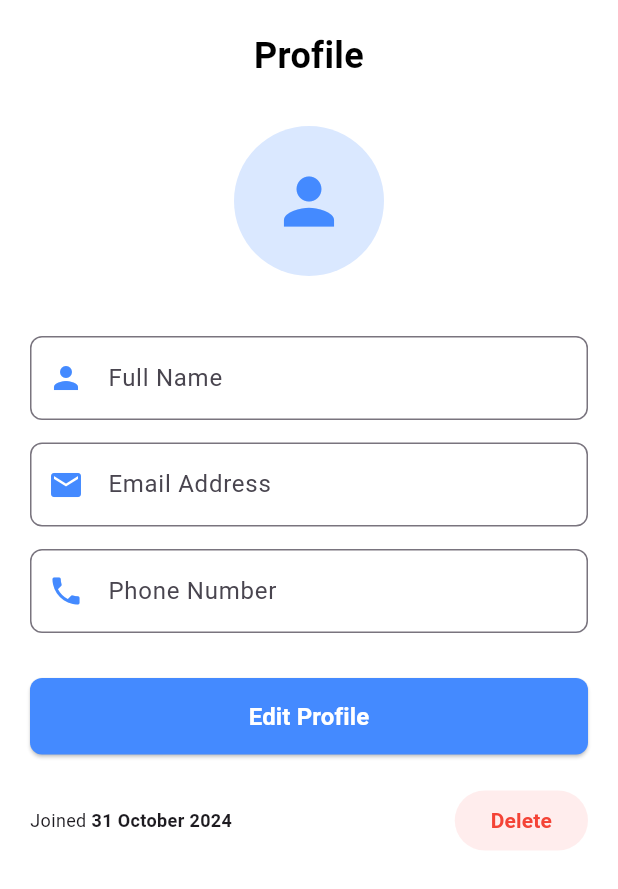
After one commit to teenesh10/Daiman-Mobile-App, a Flutter app: the ProfilePage screen opened by its route, on a phone screen of 412 x 824 dp. The commit adds this screen. Shown: the top 889 px of the screen. Run offline on Flutter 3.47's test engine with Material 3 defaults, Android fonts, the light colour scheme and no system bars; our stand-ins replace awesome_snackbar_content, cloud_firestore, firebase_auth, firebase_core, flutter_screenutil, google_fonts and 3 more; accounts and stored records are empty; Roboto replaces fonts that are missing (Poppins).

Commit message:
added profile page

```diff
--- a/daiman_mobile/lib/main.dart
+++ b/daiman_mobile/lib/main.dart
@@ -7,6 +7,7 @@ import 'package:daiman_mobile/views/auth/login.dart';
 import 'package:daiman_mobile/views/auth/register.dart';
 import 'package:daiman_mobile/views/booking/booking.dart';
 import 'package:daiman_mobile/views/booking/facility_list.dart';
+import 'package:daiman_mobile/views/profile/profile.dart';
 import 'package:flutter/material.dart';
 import 'package:flutter_screenutil/flutter_screenutil.dart';
 import 'package:firebase_core/firebase_core.dart';
@@ -96,6 +97,10 @@ class MyApp extends StatelessWidget {
         return MaterialPageRoute(builder: (BuildContext context) {
           return const ForgotPasswordPage(); // Forgot password page
         });
+      case "/profile":
+        return MaterialPageRoute(builder: (BuildContext context) {
+          return const ProfilePage(); // Forgot password page
+        });
       case "/booking":
         return MaterialPageRoute(builder: (BuildContext context) {
           return const BookingPage(); // Forgot password page
--- a/daiman_mobile/lib/navbar.dart
+++ b/daiman_mobile/lib/navbar.dart
@@ -2,6 +2,7 @@
 
 import 'package:daiman_mobile/home_page.dart';
 import 'package:daiman_mobile/views/booking/booking.dart';
+import 'package:daiman_mobile/views/profile/profile.dart';
 import 'package:flutter/material.dart';
 import 'package:google_nav_bar/google_nav_bar.dart';
 
@@ -19,7 +20,7 @@ class _NavBarState extends State<NavBar> {
     const HomePage(),
     const BookingPage(),
     const Center(child: Text('History Screen')),
-    const Center(child: Text('Profile Screen')),
+    const ProfilePage(),
   ];
 
   void _onItemTapped(int index) {
--- a/daiman_mobile/lib/views/booking/booking.dart
+++ b/daiman_mobile/lib/views/booking/booking.dart
@@ -153,15 +153,13 @@ class BookingPage extends StatelessWidget {
               ],
             ),
           ),
-          Positioned(
+          const Positioned(
             top: 0,
             left: 0,
             right: 0,
             child: CustomAppBar(
-              backgroundColor: Colors.transparent,
               showBackArrows: true,
-              leadingIcon: Icons.arrow_back,
-              leadingOnPressed: () => Navigator.pop(context),
+              leadingIconColor: Colors.white,
             ),
           ),
         ],
--- /dev/null
+++ b/daiman_mobile/lib/views/profile/profile.dart
@@ -0,0 +1,132 @@
+import 'package:flutter/material.dart';
+
+class ProfilePage extends StatelessWidget {
+  const ProfilePage({super.key});
+
+  @override
+  Widget build(BuildContext context) {
+    return Scaffold(
+      body: SingleChildScrollView(
+        padding: const EdgeInsets.symmetric(horizontal: 20.0),
+        child: Column(
+          crossAxisAlignment: CrossAxisAlignment.center,
+          children: [
+            const SizedBox(height: 20), // Add some top padding
+            // Heading "Profile" at the center
+            const Text(
+              "Profile",
+              style: TextStyle(
+                fontSize: 24, // Heading font size
+                fontWeight: FontWeight.bold,
+                color: Colors.black,
+              ),
+              textAlign: TextAlign.center,
+            ),
+            const SizedBox(height: 30), // Space between heading and avatar
+            // Circle Avatar with Person Icon
+            CircleAvatar(
+              radius: 50,
+              backgroundColor: Colors.blueAccent.withOpacity(0.2),
+              child: const Icon(
+                Icons.person,
+                size: 50,
+                color: Colors.blueAccent,
+              ),
+            ),
+            const SizedBox(height: 40),
+            // Form Fields for Profile Information
+            _buildProfileTextField(
+              label: "Full Name",
+              icon: Icons.person,
+            ),
+            const SizedBox(height: 15),
+            _buildProfileTextField(
+              label: "Email Address",
+              icon: Icons.email,
+            ),
+            const SizedBox(height: 15),
+            _buildProfileTextField(
+              label: "Phone Number",
+              icon: Icons.phone,
+            ),
+            const SizedBox(height: 30),
+            // Edit Profile Button Expanded to Full Width
+            SizedBox(
+              width: double.infinity,
+              child: ElevatedButton(
+                onPressed: () {
+                  // Handle edit profile action here
+                },
+                style: ElevatedButton.styleFrom(
+                  backgroundColor: Colors.blueAccent,
+                  padding: const EdgeInsets.symmetric(vertical: 14),
+                  shape: RoundedRectangleBorder(
+                    borderRadius: BorderRadius.circular(8),
+                  ),
+                ),
+                child: const Text(
+                  "Edit Profile",
+                  style: TextStyle(fontSize: 16, color: Colors.white),
+                ),
+              ),
+            ),
+            const SizedBox(height: 20),
+            // Joined Date and Delete Button
+            Row(
+              mainAxisAlignment: MainAxisAlignment.spaceBetween,
+              children: [
+                const Text.rich(
+                  TextSpan(
+                    text: "Joined ",
+                    style: TextStyle(fontSize: 12),
+                    children: [
+                      TextSpan(
+                        text: "31 October 2024",
+                        style: TextStyle(
+                            fontWeight: FontWeight.bold, fontSize: 12),
+                      ),
+                    ],
+                  ),
+                ),
+                ElevatedButton(
+                  onPressed: () {
+                    // Handle delete action
+                  },
+                  style: ElevatedButton.styleFrom(
+                    backgroundColor: Colors.redAccent.withOpacity(0.1),
+                    elevation: 0,
+                    foregroundColor: Colors.red,
+                    shape: RoundedRectangleBorder(
+                      borderRadius: BorderRadius.circular(20),
+                    ),
+                  ),
+                  child: const Text("Delete"),
+                ),
+              ],
+            ),
+          ],
+        ),
+      ),
+    );
+  }
+
+  Widget _buildProfileTextField(
+      {required String label, required IconData icon}) {
+    return TextField(
+      decoration: InputDecoration(
+        labelText: label,
+        prefixIcon: Icon(icon, color: Colors.blueAccent),
+        contentPadding:
+            const EdgeInsets.symmetric(vertical: 16, horizontal: 20),
+        border: OutlineInputBorder(
+          borderRadius: BorderRadius.circular(8),
+          borderSide: const BorderSide(color: Colors.grey),
+        ),
+        focusedBorder: OutlineInputBorder(
+          borderRadius: BorderRadius.circular(8),
+          borderSide: const BorderSide(color: Colors.blueAccent),
+        ),
+      ),
+    );
+  }
+}
```
Also changed, not shown: daiman_mobile/lib/views/widgets/appbar.dart (+18 -26 lines), daiman_mobile/lib/views/widgets/home_appbar.dart (+6 -6 lines).
